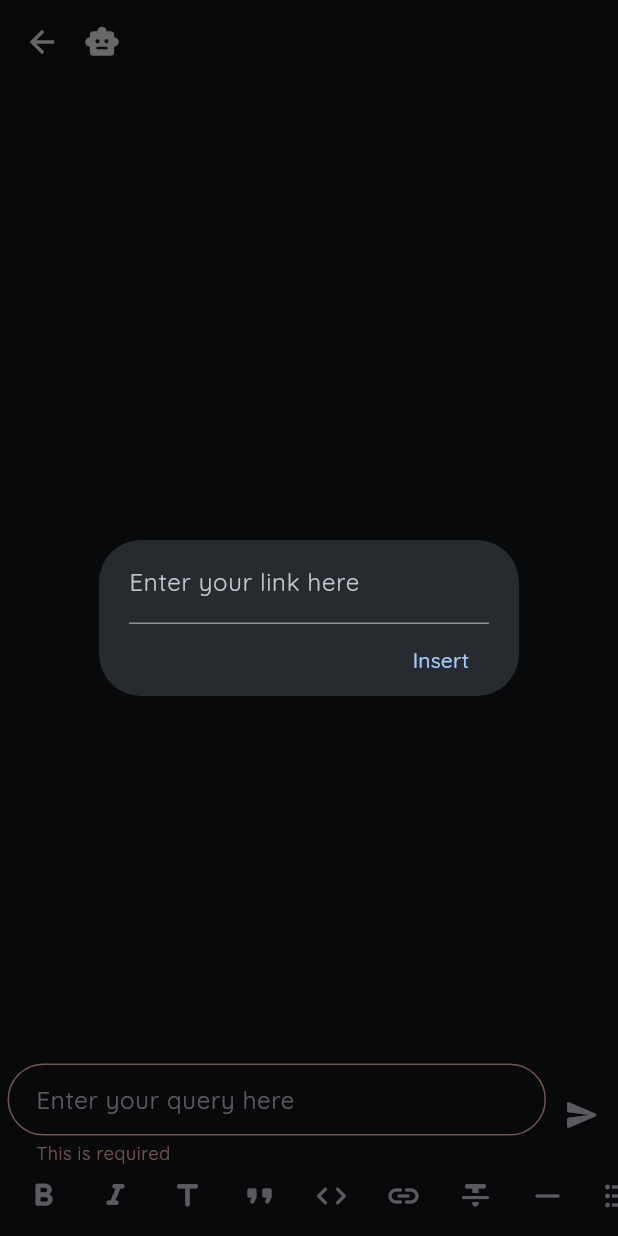
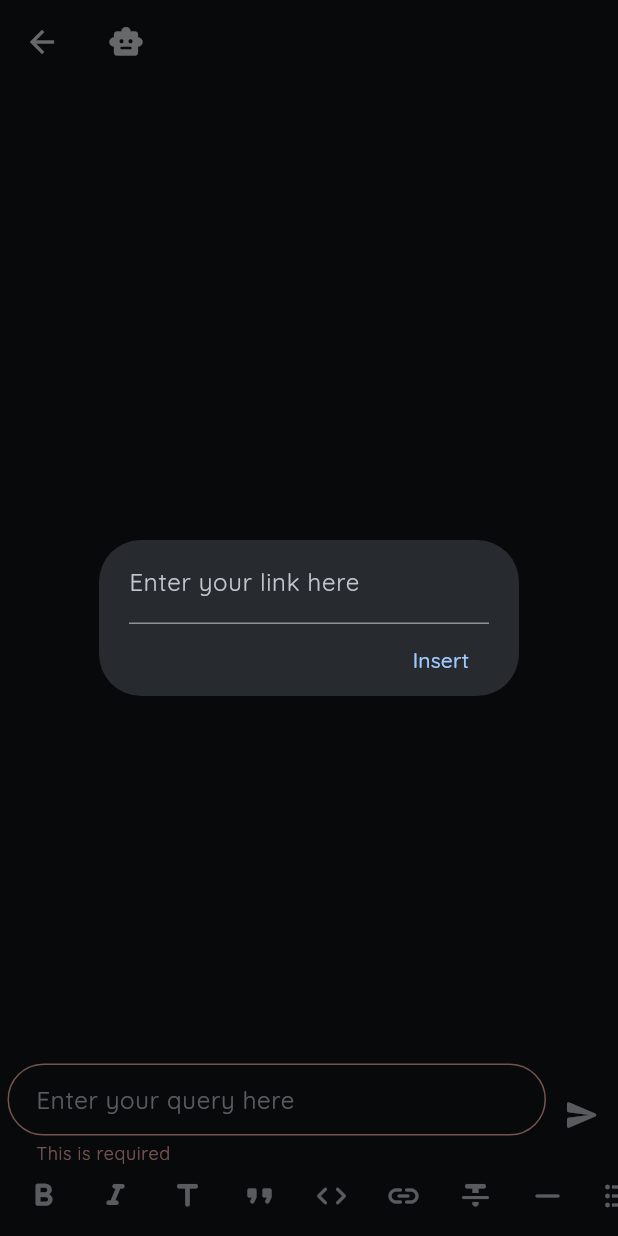
Before and after one commit to ShivanshuKGupta/skin_sure, a Flutter app: the ChatScreen screen opened directly with empty values, after a tap on the "send" icon, after a tap on the "link" icon, on a phone screen of 412 x 824 dp. Run offline on Flutter 3.47's test engine with Material 3 defaults, Android fonts, the phone set to English and light mode, and no system bars; drawn by our look-alikes of flutter_animate; our stand-ins replace camera, flutter_markdown, google_fonts, image_cropper, image_picker, transparent_image; missing offline and left inert: blur_detection, tflite_flutter; network calls fail.

Commit message:
fix: logo & input focus issue

```diff
--- a/skin_sure/lib/screens/chat/chat_screen.dart
+++ b/skin_sure/lib/screens/chat/chat_screen.dart
@@ -8,14 +8,12 @@ import 'message_list.dart';
 class ChatScreen extends StatefulWidget {
   final Report report;
   final MessageData? initialMsg;
-  final Widget? bottomBar;
   final void Function()? showInfo;
 
   const ChatScreen({
     required this.report,
     super.key,
     this.initialMsg,
-    this.bottomBar,
     this.showInfo,
   });
 
@@ -44,30 +42,12 @@ class _ChatScreenState extends State<ChatScreen> {
     );
 
     return Scaffold(
-      body: Scaffold(
-        appBar: AppBar(
-          titleSpacing: 0,
-          bottom: (widget.bottomBar == null)
-              ? null
-              : PreferredSize(
-                  preferredSize: const Size(double.infinity, 40),
-                  child: Padding(
-                    padding: const EdgeInsets.only(bottom: 8),
-                    child: widget.bottomBar!,
-                  ),
-                ),
-          title: titleWidget,
-        ),
-        body: Column(
-          children: [
-            Expanded(
-              child: MessageList(chat: report.chat!),
-            ),
-            Padding(
+      appBar: AppBar(title: titleWidget),
+      body: MessageList(chat: report.chat!),
+      bottomNavigationBar: Padding(
         padding: const EdgeInsets.only(bottom: 5.0, left: 5, top: 5),
         child: MessageInputField(
-                initialValue:
-                    widget.initialMsg != null ? widget.initialMsg!.txt : '',
+          initialValue: widget.initialMsg != null ? widget.initialMsg!.txt : '',
           onSubmit: (MessageData msg) async {
             setState(() {
               report.chat?.messages.add(msg);
@@ -76,9 +56,6 @@ class _ChatScreenState extends State<ChatScreen> {
             setState(() {});
           },
         ),
-            )
-          ],
-        ),
       ),
     );
   }
--- a/skin_sure/lib/screens/chat/message_input_field.dart
+++ b/skin_sure/lib/screens/chat/message_input_field.dart
@@ -7,14 +7,19 @@ import 'validate_utils.dart';
 
 class MessageInputField extends StatefulWidget {
   final String initialValue;
-  const MessageInputField(
-      {required this.onSubmit, required this.initialValue, super.key});
+  final Future<void> Function(MessageData msg) onSubmit;
 
-  final Future<void> Function(MessageData msg) onSubmit;
+  const MessageInputField({
+    required this.onSubmit,
+    required this.initialValue,
+    super.key,
+  });
 
   @override
   State<MessageInputField> createState() => _MessageInputFieldState();
 }
+
+const duration = Duration(milliseconds: 200);
 
 class _MessageInputFieldState extends State<MessageInputField> {
   final _formKey = GlobalKey<FormState>();
@@ -43,9 +48,10 @@ class _MessageInputFieldState extends State<MessageInputField> {
   @override
   Widget build(BuildContext context) {
     int i = 0;
-    const duration = Duration(milliseconds: 200);
-
-    return Form(
+    return Padding(
+      padding:
+          EdgeInsets.only(bottom: MediaQuery.of(context).viewInsets.bottom),
+      child: Form(
         key: _formKey,
         child: Column(
           mainAxisSize: MainAxisSize.min,
@@ -54,7 +60,6 @@ class _MessageInputFieldState extends State<MessageInputField> {
               children: [
                 Expanded(
                   child: TextFormField(
-                  key: GlobalKey(),
                     maxLines: 10,
                     minLines: 1,
                     keyboardType: TextInputType.multiline,
@@ -65,7 +70,8 @@ class _MessageInputFieldState extends State<MessageInputField> {
                       border: OutlineInputBorder(
                         borderRadius: BorderRadius.circular(25),
                       ),
-                    contentPadding: const EdgeInsets.symmetric(horizontal: 15),
+                      contentPadding:
+                          const EdgeInsets.symmetric(horizontal: 15),
                       hintText: 'Enter your query here',
                     ),
                     onSaved: (value) => txt = value!.trim(),
@@ -212,6 +218,7 @@ class _MessageInputFieldState extends State<MessageInputField> {
               ),
             ),
           ],
+        ),
       ),
     );
   }
--- a/skin_sure/lib/screens/chat/message_list.dart
+++ b/skin_sure/lib/screens/chat/message_list.dart
@@ -6,10 +6,9 @@ import '../../utils/extensions/datetime_extension.dart';
 import 'indicative_message.dart';
 import 'message.dart';
 
-// ignore: must_be_immutable
 class MessageList extends StatelessWidget {
-  ChatData chat;
-  MessageList({required this.chat, super.key});
+  final ChatData chat;
+  const MessageList({required this.chat, super.key});
 
   @override
   Widget build(BuildContext context) {
```
Also changed, not shown: 6 other files. Lines whose indentation alone changed are shown as unchanged.
